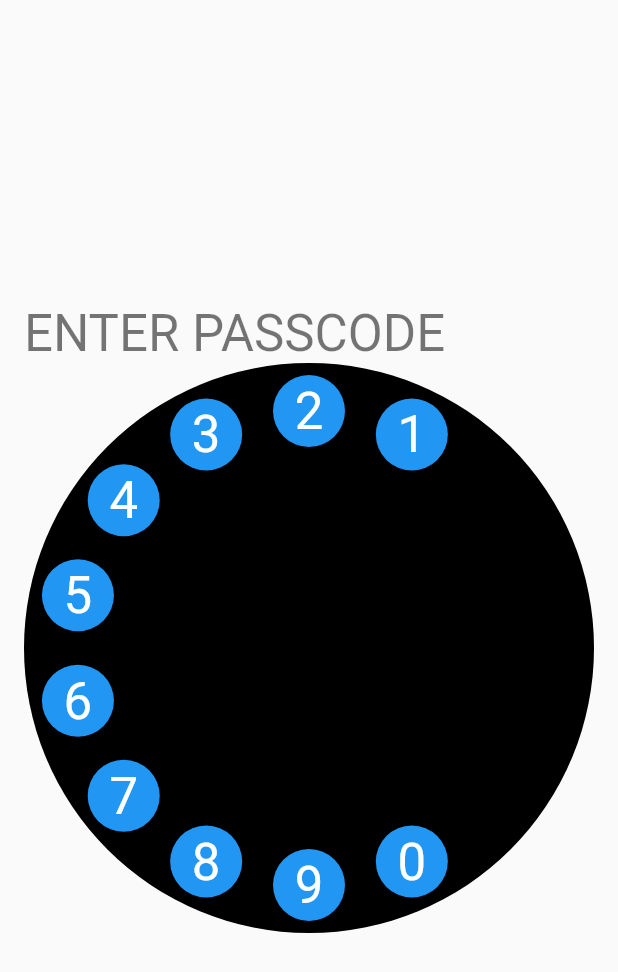
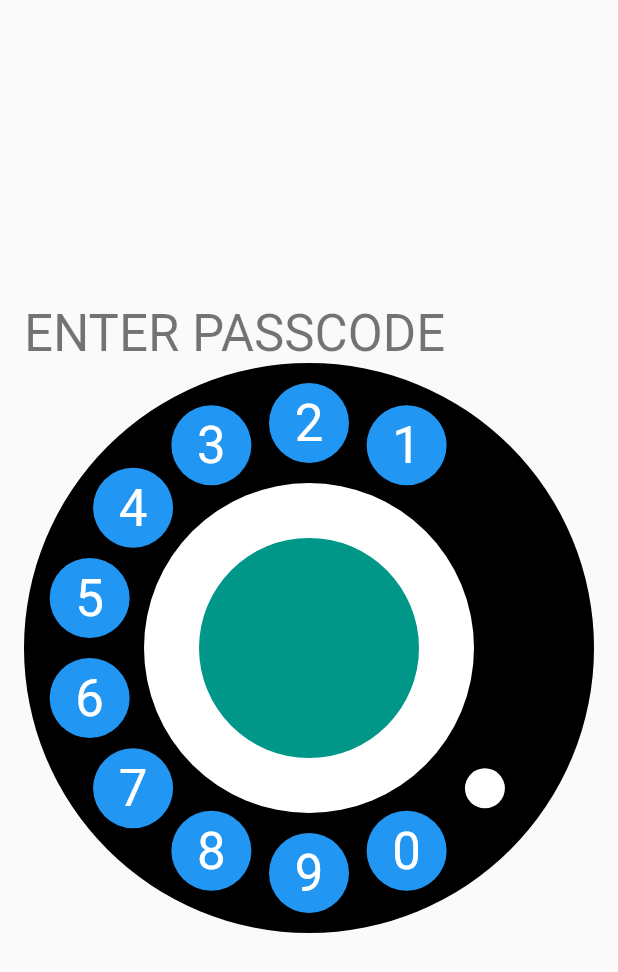
Before and after one commit to Veselchak-U/dialer_animation, a Flutter app: the screen it shows after launch, on a phone screen of 412 x 824 dp. Shown: the top 972 px of the screen. Run offline on Flutter 3.47's test engine with Material 2 defaults, Android fonts, the phone set to English and light mode, and no system bars.

Commit message:
[Feat] Added base components

```diff
--- a/lib/dialer_button.dart
+++ b/lib/components/dialer_button.dart
@@ -13,7 +13,7 @@ class DialerButton extends StatelessWidget {
     return Container(
       width: size,
       height: size,
-      padding: const EdgeInsets.all(8),
+      padding: EdgeInsets.all(size / 6),
       child: Container(
         alignment: Alignment.center,
         decoration: const BoxDecoration(
--- /dev/null
+++ b/lib/components/dialer_horseshoe.dart
@@ -0,0 +1,42 @@
+import 'package:flutter/material.dart';
+
+class DialerHorseshoe extends StatelessWidget {
+  final double outerSize;
+  final double innerSize;
+
+  const DialerHorseshoe({
+    Key? key,
+    required this.outerSize,
+    required this.innerSize,
+  }) : super(key: key);
+
+  @override
+  Widget build(BuildContext context) {
+    return CustomPaint(
+      size: Size(outerSize, outerSize),
+      painter: _DialerHorseshoePainter(innerSize),
+    );
+  }
+}
+
+class _DialerHorseshoePainter extends CustomPainter {
+  final double innerSize;
+
+  _DialerHorseshoePainter(this.innerSize);
+
+  @override
+  void paint(Canvas canvas, Size size) {
+    var paint = Paint()
+      ..color = Colors.teal
+      ..strokeWidth = 15;
+
+    Offset center = Offset(size.width / 2, size.height / 2);
+
+    canvas.drawCircle(center, innerSize / 3, paint);
+  }
+
+  @override
+  bool shouldRepaint(covariant CustomPainter oldDelegate) {
+    return false;
+  }
+}
--- /dev/null
+++ b/lib/components/dialer_stopper.dart
@@ -0,0 +1,23 @@
+import 'package:flutter/material.dart';
+
+class DialerStopper extends StatelessWidget {
+  final double size;
+
+  const DialerStopper(this.size, {Key? key}) : super(key: key);
+
+  @override
+  Widget build(BuildContext context) {
+    return Container(
+      width: size,
+      height: size,
+      padding: EdgeInsets.all(size / 3),
+      child: Container(
+        alignment: Alignment.center,
+        decoration: const BoxDecoration(
+          shape: BoxShape.circle,
+          color: Colors.white,
+        ),
+      ),
+    );
+  }
+}
--- a/lib/dialer_widget.dart
+++ b/lib/dialer_widget.dart
@@ -1,6 +1,8 @@
 import 'dart:math';
 
-import 'package:dialer_animation/dialer_button.dart';
+import 'package:dialer_animation/components/dialer_button.dart';
+import 'package:dialer_animation/components/dialer_horseshoe.dart';
+import 'package:dialer_animation/components/dialer_stopper.dart';
 import 'package:flutter/material.dart';
 
 class DialerWidget extends StatefulWidget {
@@ -13,72 +15,109 @@ class DialerWidget extends StatefulWidget {
 }
 
 class _DialerWidgetState extends State<DialerWidget> {
-  static const buttonSize = 64.0;
+  static const _buttonSize = 80.0;
 
-  static const List<Widget> buttonWidgets = [
-    DialerButton(1, buttonSize),
-    DialerButton(2, buttonSize),
-    DialerButton(3, buttonSize),
-    DialerButton(4, buttonSize),
-    DialerButton(5, buttonSize),
-    DialerButton(6, buttonSize),
-    DialerButton(7, buttonSize),
-    DialerButton(8, buttonSize),
-    DialerButton(9, buttonSize),
-    DialerButton(0, buttonSize),
+  static const List<Widget> _buttons = [
+    DialerButton(1, _buttonSize),
+    DialerButton(2, _buttonSize),
+    DialerButton(3, _buttonSize),
+    DialerButton(4, _buttonSize),
+    DialerButton(5, _buttonSize),
+    DialerButton(6, _buttonSize),
+    DialerButton(7, _buttonSize),
+    DialerButton(8, _buttonSize),
+    DialerButton(9, _buttonSize),
+    DialerButton(0, _buttonSize),
+    DialerStopper(_buttonSize),
   ];
 
-  final List<Alignment> circleAlignment = [];
+  final List<Alignment> _circleAlignments = [];
+
+  List<Widget> _buttonsWithAlignment = [];
 
   @override
   void initState() {
     super.initState();
-    _fillCircleAlignments(1);
+    _fillCircleAlignments();
+    _fillButtonsWithAlignment();
   }
 
   @override
   Widget build(BuildContext context) {
-    final buttons = List.generate(
-      buttonWidgets.length,
-      (index) {
-        return Align(
-          alignment: circleAlignment[index],
-          child: buttonWidgets[index],
-        );
-      },
-    );
+    final innerSize = widget.size - _buttonSize * 2;
 
     return SizedBox(
       width: widget.size,
       height: widget.size,
       child: Stack(
+        alignment: Alignment.center,
         children: [
-          // Container(
-          //   color: Colors.green,
-          // ),
-          Container(
-            width: widget.size,
-            height: widget.size,
-            decoration: const BoxDecoration(
-              shape: BoxShape.circle,
-              color: Colors.black,
-            ),
+          const _OuterCircle(),
+          _InnerCircle(innerSize),
+          ..._buttonsWithAlignment,
+          DialerHorseshoe(
+            outerSize: widget.size,
+            innerSize: innerSize,
           ),
-          ...buttons,
         ],
       ),
     );
   }
 
-  void _fillCircleAlignments(double radius) {
+  void _fillCircleAlignments() {
+    const double radius = 1;
     const double step = pi / 7;
     const double start = (pi / 2) - step;
     double angle = start;
-    for (var i = 0; i < buttonWidgets.length; i++) {
+    for (var i = 0; i < _buttons.length; i++) {
       final x = radius * cos(angle);
       final y = radius * sin(angle);
-      circleAlignment.add(Alignment(x, y * -1));
+      _circleAlignments.add(Alignment(x, y * -1));
       angle += step;
     }
   }
+
+  void _fillButtonsWithAlignment() {
+    _buttonsWithAlignment = List.generate(
+      _buttons.length,
+      (index) {
+        return Align(
+          alignment: _circleAlignments[index],
+          child: _buttons[index],
+        );
+      },
+    );
+  }
 }
+
+class _OuterCircle extends StatelessWidget {
+  const _OuterCircle({Key? key}) : super(key: key);
+
+  @override
+  Widget build(BuildContext context) {
+    return Container(
+      decoration: const BoxDecoration(
+        shape: BoxShape.circle,
+        color: Colors.black,
+      ),
+    );
+  }
+}
+
+class _InnerCircle extends StatelessWidget {
+  final double size;
+
+  const _InnerCircle(this.size, {Key? key}) : super(key: key);
+
+  @override
+  Widget build(BuildContext context) {
+    return Container(
+      width: size,
+      height: size,
+      decoration: const BoxDecoration(
+        shape: BoxShape.circle,
+        color: Colors.white,
+      ),
+    );
+  }
+}
```
